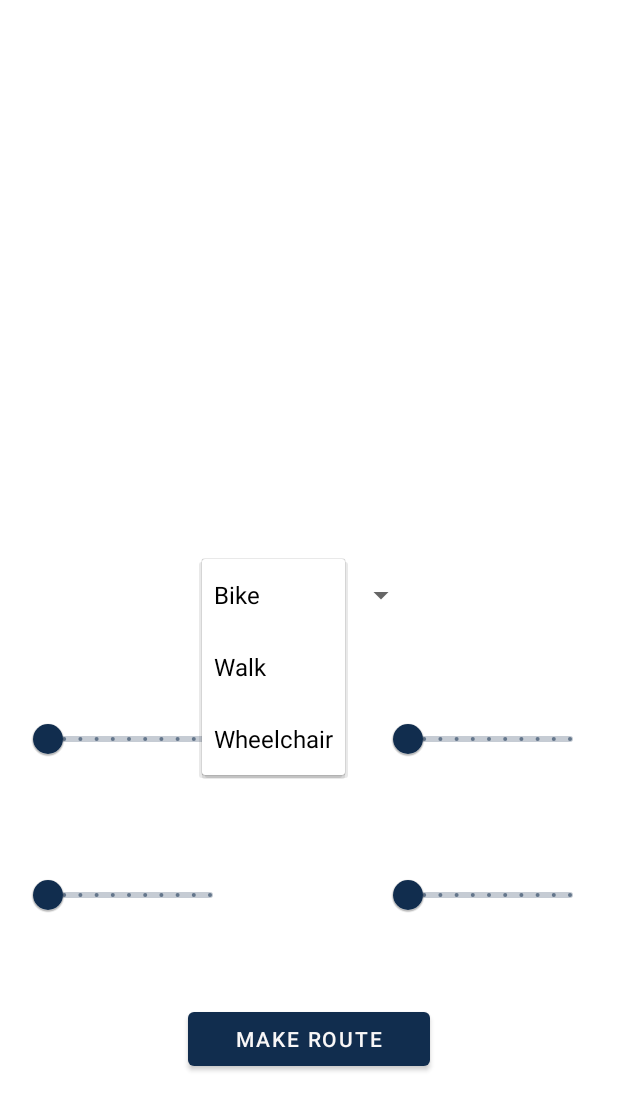
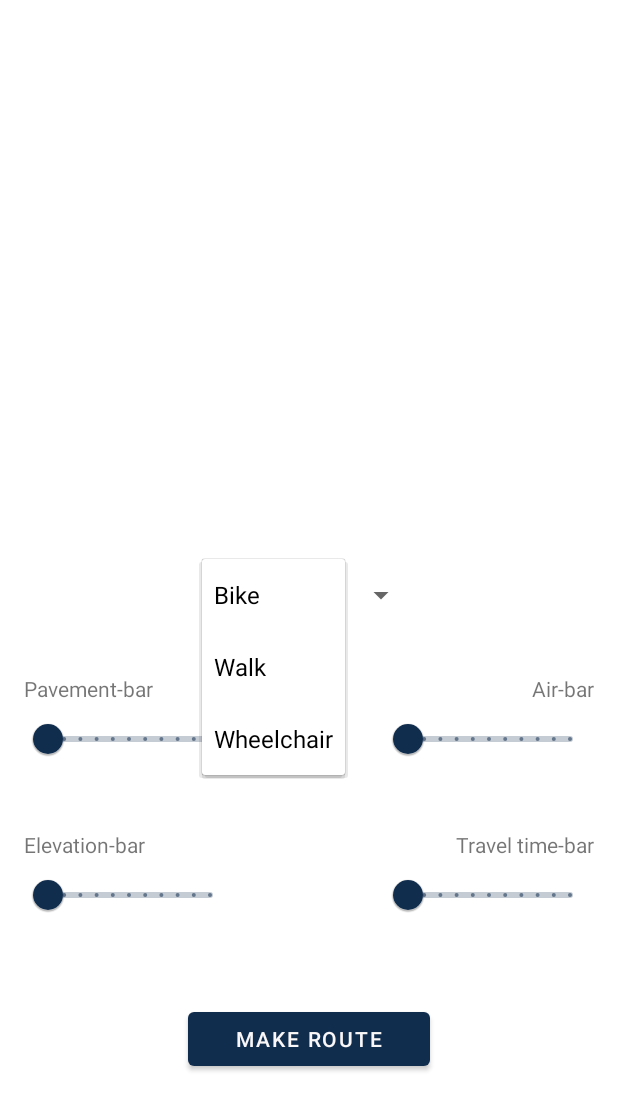
Before and after one commit to hjorthen28/TNK115-Project-2022, an Android app: the screen it shows after launch (MainActivity), after a tap on "Bike", on a phone screen of 412 x 824 dp, the part 137-1236 px from its top. Run offline under Robolectric (Android 15) with nearby library versions, the phone set to English and light mode, and no system bars; our stand-ins replace Room's generated code; 2 other taps on this screen came first.

Commit message:
Version 1.1

```diff
--- a/app/src/main/java/se/liu/itn/kts/tnk115/project2022/MapsActivity.java
+++ b/app/src/main/java/se/liu/itn/kts/tnk115/project2022/MapsActivity.java
@@ -65,7 +65,7 @@ public class MapsActivity extends AppCompatActivity implements OnMapReadyCallbac
         Log.d("MainActivity", "Map ready");
         mMap = googleMap;
         mMap.clear();
-        LatLng norrkoping = new LatLng(58.588455, 16.188313);
+        LatLng norrkoping = new LatLng(58.59097655119428, 16.183341830042274);
 
         mMap.moveCamera(CameraUpdateFactory.newLatLngZoom(norrkoping, 14.5f));
 
--- a/app/src/main/res/layout/activity_main.xml
+++ b/app/src/main/res/layout/activity_main.xml
@@ -5,6 +5,33 @@
     android:layout_width="match_parent"
     android:layout_height="match_parent"
     tools:context=".MainActivity">
+
+    <TextView
+        android:id="@+id/tt_text"
+        android:layout_width="wrap_content"
+        android:layout_height="wrap_content"
+        android:layout_marginEnd="16dp"
+        android:text="@string/tt"
+        app:layout_constraintBottom_toTopOf="@+id/tt_bar"
+        app:layout_constraintEnd_toEndOf="parent" />
+
+    <TextView
+        android:id="@+id/air_text"
+        android:layout_width="wrap_content"
+        android:layout_height="wrap_content"
+        android:layout_marginEnd="16dp"
+        android:text="@string/air"
+        app:layout_constraintBottom_toTopOf="@+id/air_bar"
+        app:layout_constraintEnd_toEndOf="parent" />
+
+    <TextView
+        android:id="@+id/elev_text"
+        android:layout_width="wrap_content"
+        android:layout_height="wrap_content"
+        android:layout_marginStart="16dp"
+        android:text="@string/elev"
+        app:layout_constraintBottom_toTopOf="@+id/elev_bar"
+        app:layout_constraintStart_toStartOf="parent" />
 
     <fragment xmlns:android="http://schemas.android.com/apk/res/android"
         xmlns:map="http://schemas.android.com/apk/res-auto"
@@ -98,4 +125,13 @@
         app:layout_constraintEnd_toEndOf="parent"
         app:layout_constraintTop_toBottomOf="@+id/air_bar" />
 
+    <TextView
+        android:id="@+id/pace_text"
+        android:layout_width="wrap_content"
+        android:layout_height="wrap_content"
+        android:layout_marginStart="16dp"
+        android:text="@string/pace"
+        app:layout_constraintBottom_toTopOf="@+id/pace_bar"
+        app:layout_constraintStart_toStartOf="parent" />
+
 </androidx.constraintlayout.widget.ConstraintLayout>
--- a/app/src/main/res/values/strings.xml
+++ b/app/src/main/res/values/strings.xml
@@ -7,4 +7,8 @@
     <string name="make_route">Make route</string>
     <string name="currOut">You are outside the area!</string>
     <string name="markOut">The marker is outside the area!</string>
+    <string name="pace">Pavement-bar</string>
+    <string name="elev">Elevation-bar</string>
+    <string name="air">Air-bar</string>
+    <string name="tt">Travel time-bar</string>
 </resources>
```
Also changed, not shown: app/src/main/java/se/liu/itn/kts/tnk115/project2022/MainActivity.java (+12 -1 lines), app/src/main/java/se/liu/itn/kts/tnk115/project2022/OptPlan.java (+23 -24 lines), 1 other file.
